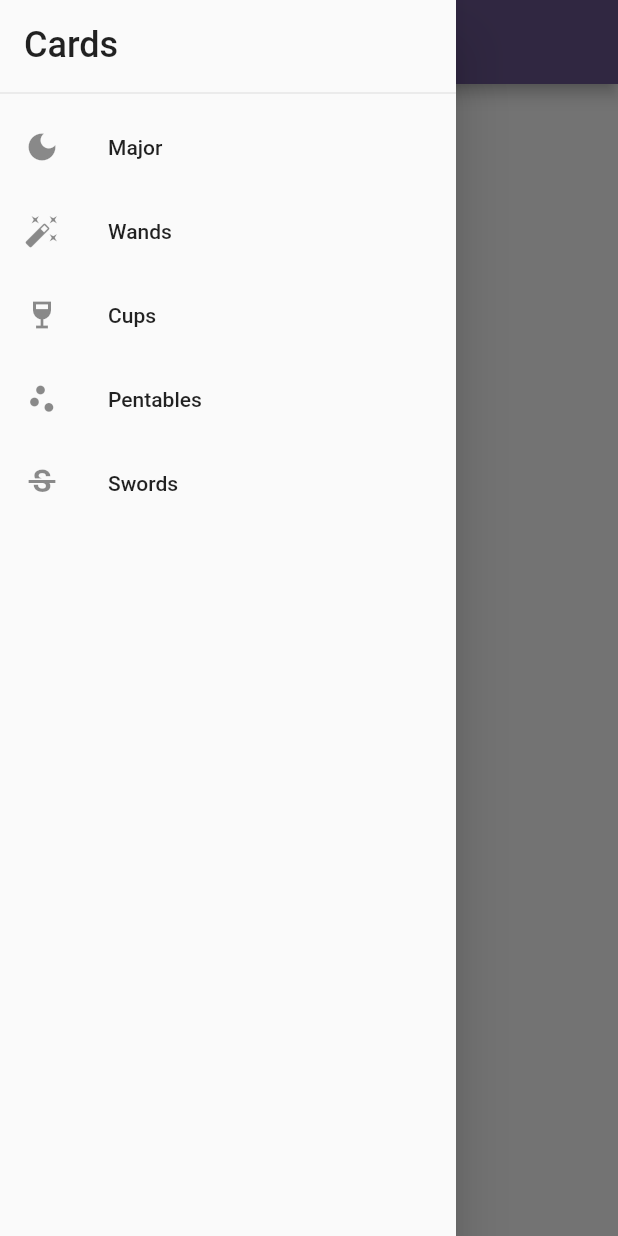
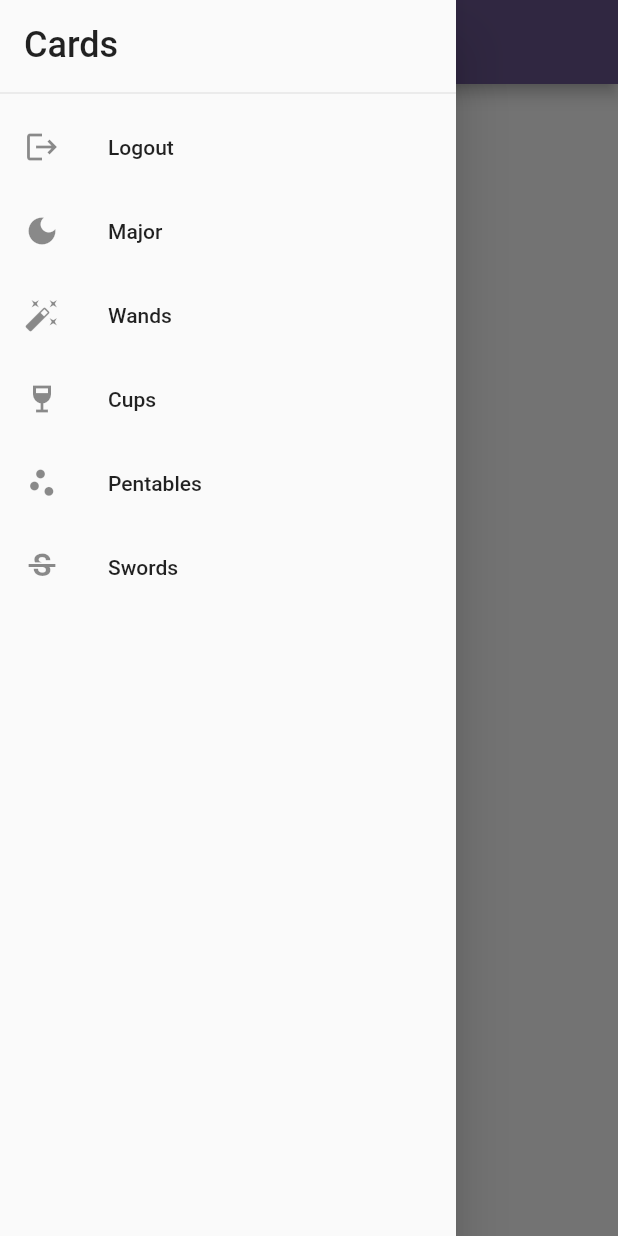
Before and after one commit to gfceccon/tarot-app, a Flutter app: the HomeScreen screen opened by its route, with the side drawer open, on a phone screen of 412 x 824 dp. Run offline on Flutter 3.47's test engine with Material 2 defaults, Android fonts, the phone set to English and light mode, and no system bars; our stand-ins replace cloud_firestore, firebase_auth, firebase_core, get_storage; missing offline and left inert: dart:html; accounts and stored records are empty; generated files the repository leaves out were written again.

Commit message:
Gitignore update and main page

```diff
--- a/tarot/lib/home/home_screen.dart
+++ b/tarot/lib/home/home_screen.dart
@@ -39,7 +39,7 @@ class _HomeScreen extends State<HomeScreen> {
   final List<Map<String, dynamic>> tarotDeck = [];
   final List<Widget> tarotCards = [];
   final cache = GetStorage();
-  var cardType = 'all';
+  var cardType = 'major';
 
   @override
   void initState() {
@@ -114,6 +114,7 @@ class _HomeScreen extends State<HomeScreen> {
         .any((element) => element == type)) {
       setState(() {
         cardType = type;
+        filterDeck();
       });
     }
   }
@@ -124,12 +125,31 @@ class _HomeScreen extends State<HomeScreen> {
       appBar: TarotAppBar(),
       drawer: TarotDrawer(changeType: changeType),
       body: Padding(
-          padding: const EdgeInsets.symmetric(horizontal: 100),
+        padding: const EdgeInsets.only(top: 8.0),
+        child: Column(
+          children: [
+            Text('${cardType.toUpperCase()} ARCANA',
+                style: Theme.of(context).textTheme.headline2),
+            Expanded(
               child: ListView.separated(
-            separatorBuilder: (context, index) => SizedBox(height: 100,),
+                separatorBuilder: (context, index) => const SizedBox(
+                  height: 20,
+                ),
                 itemCount: tarotCards.length,
-            itemBuilder: (context, index) => tarotCards[index],
+                itemBuilder: (context, index) => Row(
+                  mainAxisAlignment: MainAxisAlignment.center,
+                  children: [
+                    Padding(
+                      padding: const EdgeInsets.all(20.0),
+                      child: tarotCards[index],
+                    )
+                  ],
                 ),
-        ));
+              ),
+            ),
+          ],
+        ),
+      ),
+    );
   }
 }
--- a/tarot/lib/main.dart
+++ b/tarot/lib/main.dart
@@ -25,6 +25,7 @@ class TarotApp extends StatelessWidget {
 
   @override
   Widget build(BuildContext context) {
+
     return MaterialApp(
       title: 'Tarot App',
       theme: ThemeData(
@@ -39,6 +40,7 @@ class TarotApp extends StatelessWidget {
         SignupScreen.id: (context) => const SignupScreen(),
         DrawScreen.id: (context) => const DrawScreen(),
         CardScreen.id: (context) => const CardScreen(),
+        SplashScreen.id: (context) => const SplashScreen()
       },
       home: const SplashScreen(),
     );
--- a/tarot/lib/widgets/drawer_widget.dart
+++ b/tarot/lib/widgets/drawer_widget.dart
@@ -1,4 +1,6 @@
+import 'package:firebase_auth/firebase_auth.dart';
 import 'package:flutter/material.dart';
+import 'package:tarot/splash/splash_screen.dart';
 
 class TarotDrawer extends StatelessWidget {
   const TarotDrawer({super.key, required this.changeType});
@@ -21,6 +23,13 @@ class TarotDrawer extends StatelessWidget {
                 ),
               ),
             ),
+          ),
+          ListTile(
+            leading: const Icon(Icons.logout),
+            title: const Text('Logout'),
+            onTap: () {
+              FirebaseAuth.instance.signOut().then((value) => Navigator.pushReplacementNamed(context, SplashScreen.id));
+            },
           ),
           ListTile(
             leading: const Icon(Icons.dark_mode),
```
Also changed, not shown: tarot/lib/widgets/card_widget.dart (+33 -11 lines), 3 other files. Lines whose indentation alone changed are shown as unchanged.
